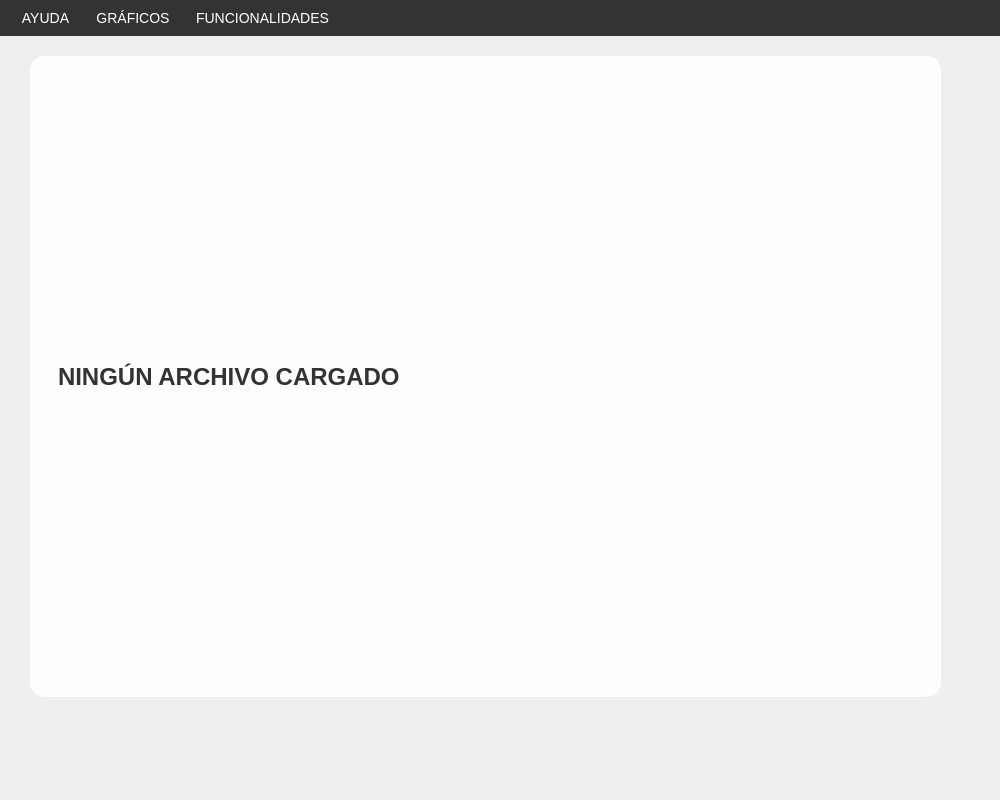
Above: Entregable5/view/dashboardWindow.ui from UCR-ECCI-MM/tarea-programada-imparables-1 before the change. Below: the same form after it.
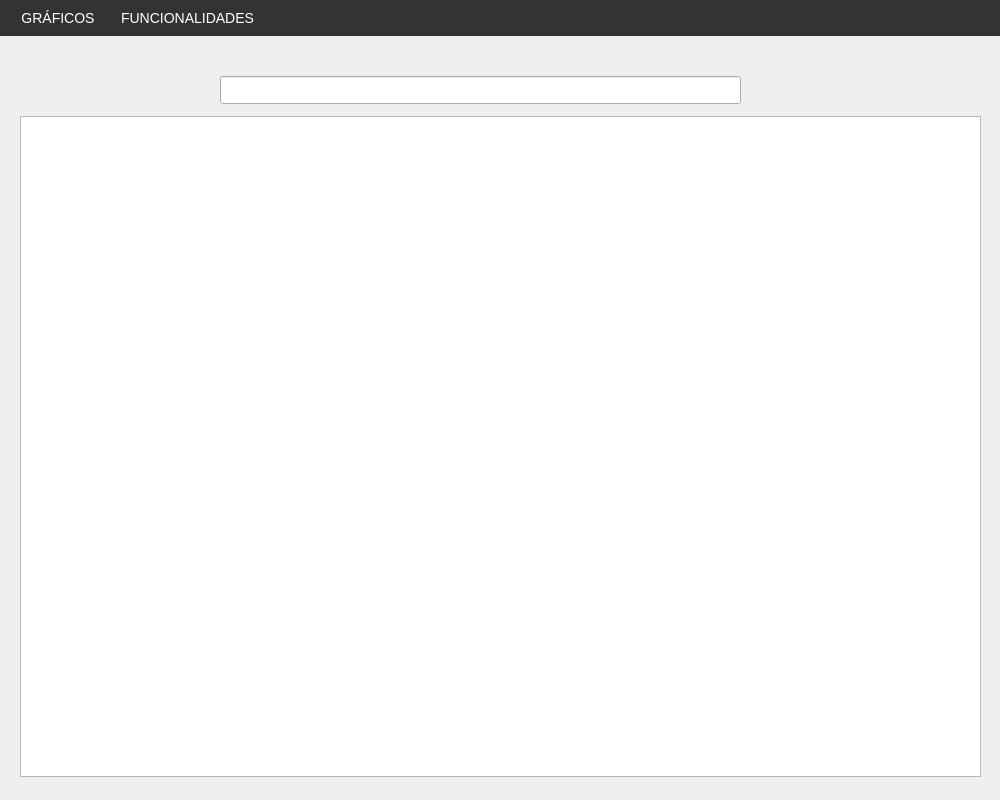
That is the form after the change. Icons and pictures are not drawn.

The edit to the form file:
```diff
--- a/Entregable5/view/dashboardWindow.ui
+++ b/Entregable5/view/dashboardWindow.ui
@@ -22,31 +22,24 @@
    </string>
   </property>
   <widget class="QWidget" name="centralwidget">
-   <widget class="QLabel" name="label">
+   <widget class="QTableWidget" name="tableWidget">
     <property name="geometry">
      <rect>
-      <x>30</x>
-      <y>20</y>
-      <width>911</width>
-      <height>641</height>
+      <x>20</x>
+      <y>80</y>
+      <width>961</width>
+      <height>661</height>
      </rect>
     </property>
-    <property name="styleSheet">
-     <string notr="true">
-     QLabel {
-         color: #333333;
-         background-color: rgba(255, 255, 255, 0.9);
-         border-radius: 15px;
-         font-size: 24px;
-         font-weight: bold;
-         padding: 20px;
-         qproperty-alignment: AlignCenter;
-         border: 2px solid #ffffff;
-     }
-     </string>
-    </property>
-    <property name="text">
-     <string>NINGÚN ARCHIVO CARGADO</string>
+   </widget>
+   <widget class="QLineEdit" name="searchBar">
+    <property name="geometry">
+     <rect>
+      <x>220</x>
+      <y>40</y>
+      <width>521</width>
+      <height>28</height>
+     </rect>
     </property>
    </widget>
   </widget>
@@ -86,23 +79,6 @@
    <property name="nativeMenuBar">
     <bool>false</bool>
    </property>
-   <widget class="QMenu" name="menuAYUDA">
-    <property name="styleSheet">
-     <string notr="true">
-     QMenu {
-         background-color: #444444;
-         color: white;
-         border: 1px solid #666666;
-     }
-     QMenu::item:selected {
-         background-color: #555555;
-     }
-     </string>
-    </property>
-    <property name="title">
-     <string>AYUDA</string>
-    </property>
-   </widget>
    <widget class="QMenu" name="GRAFICO1">
     <property name="title">
      <string>GRÁFICOS</string>
@@ -115,7 +91,6 @@
     </property>
     <addaction name="actionfuncionabilidadPrueba"/>
    </widget>
-   <addaction name="menuAYUDA"/>
    <addaction name="GRAFICO1"/>
    <addaction name="FUNCIONABILIDAD1"/>
   </widget>
```
Left out of the diff: 2 changed lines with no effect on the pictures.
